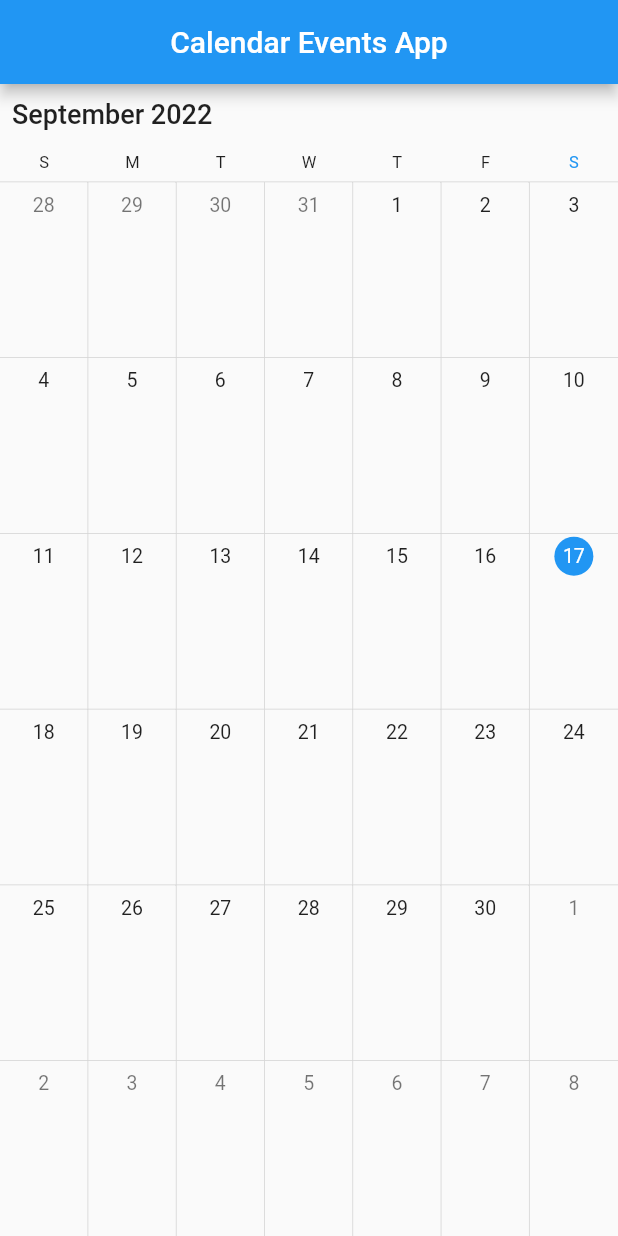
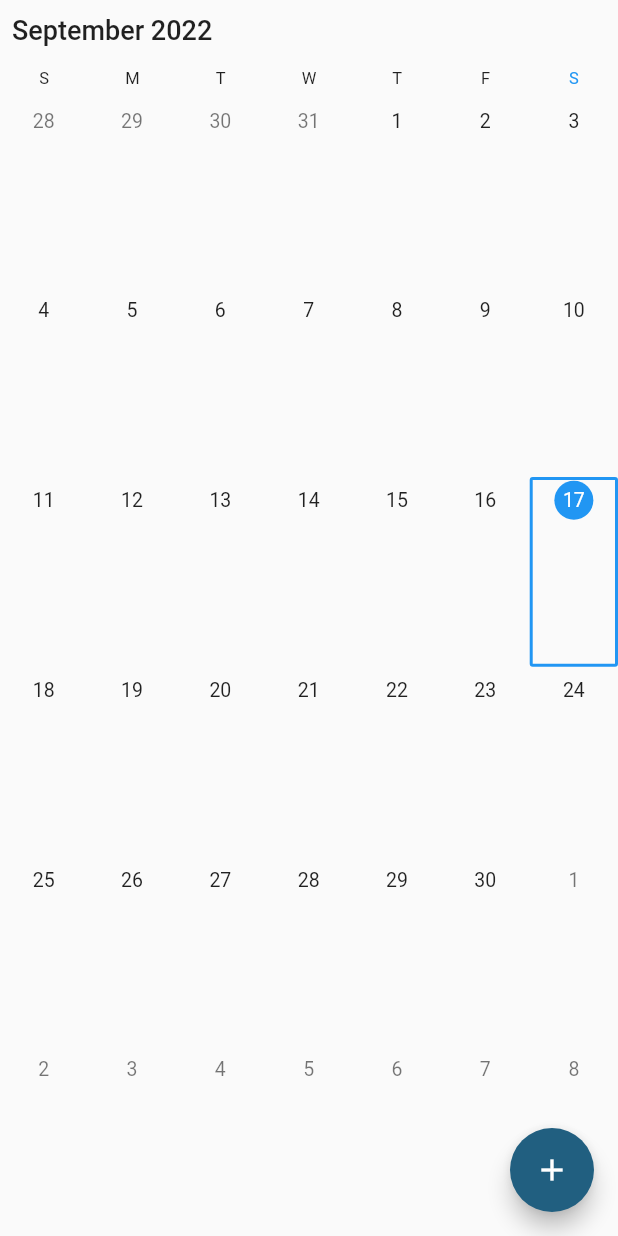
Before and after one commit to ayushsharman/Medoc, a Flutter app: the screen it shows after launch, on a phone screen of 412 x 824 dp. Run offline on Flutter 3.47's test engine with Material 2 defaults, Android fonts, the phone set to English and light mode, and no system bars; drawn by our look-alikes of syncfusion_flutter_calendar.

```diff
--- a/calendar_app/lib/calendar_widget.dart
+++ b/calendar_app/lib/calendar_widget.dart
@@ -8,6 +8,8 @@ class CalendarWidget extends StatelessWidget {
   Widget build(BuildContext context) {
     return SfCalendar(
       view: CalendarView.month,
+      initialSelectedDate: DateTime.now(),
+      cellBorderColor: Colors.transparent,
     );
   }
 }
--- a/calendar_app/lib/main.dart
+++ b/calendar_app/lib/main.dart
@@ -1,4 +1,5 @@
 import 'package:calendar_app/calendar_widget.dart';
+import 'package:calendar_app/event_editing_page.dart';
 import 'package:syncfusion_flutter_calendar/calendar.dart';
 import 'package:flutter/material.dart';
 
@@ -12,7 +13,7 @@ class MyApp extends StatelessWidget {
   @override
   Widget build(BuildContext context) {
     return MaterialApp(
-      title: 'Flutter Demo',
+      title: 'Calendar',
       theme: ThemeData(
         primarySwatch: Colors.blue,
       ),
@@ -31,12 +32,20 @@ class MyHomePage extends StatefulWidget {
 class _MyHomePageState extends State<MyHomePage> {
   @override
   Widget build(BuildContext context) {
-    return Scaffold(
-      appBar: AppBar(
-        title: Text("Calendar Events App"),
-        centerTitle: true,
+    return SafeArea(
+      child: Scaffold(
+        body: CalendarWidget(),
+        floatingActionButton: FloatingActionButton(
+          child: Icon(
+            Icons.add,
+            color: Colors.white,
+          ),
+          backgroundColor: Color.fromARGB(255, 33, 95, 128),
+          onPressed: () => Navigator.of(context).push(
+            MaterialPageRoute(builder: (context) => EventEditingPage()),
+          ),
+        ),
       ),
-      body: CalendarWidget(),
     );
   }
 }
```
Also changed, not shown: calendar_app/lib/event_editing_page.dart (+11 -3 lines), calendar_app/lib/model/event.dart (added, +19 -0 lines).
